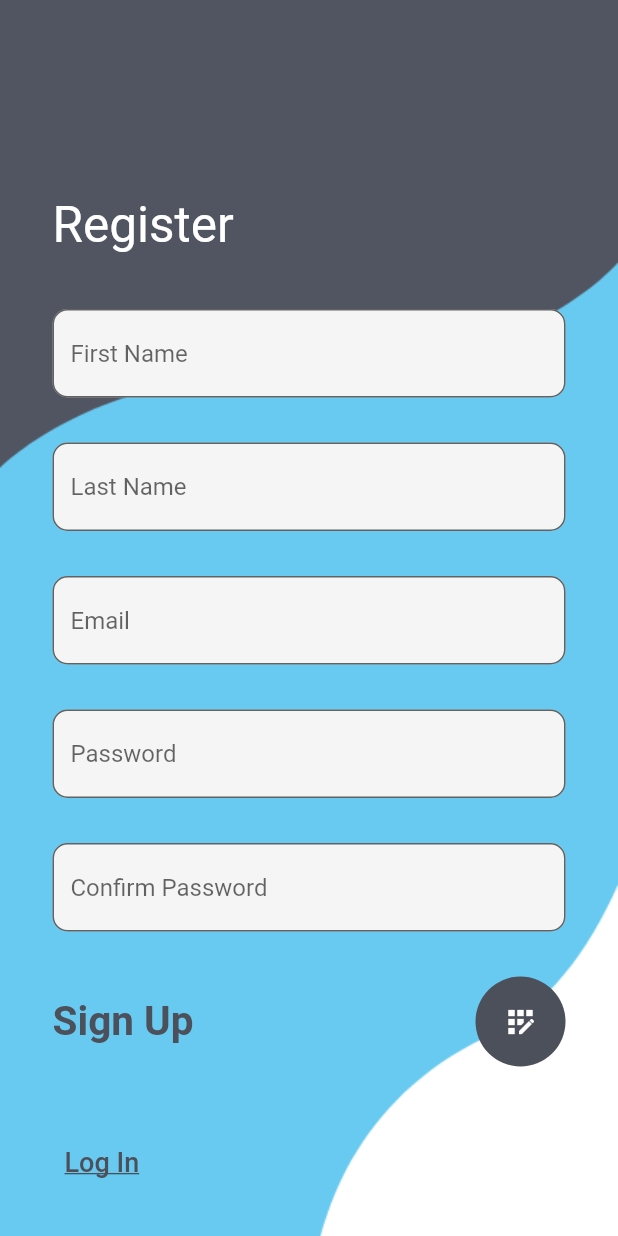
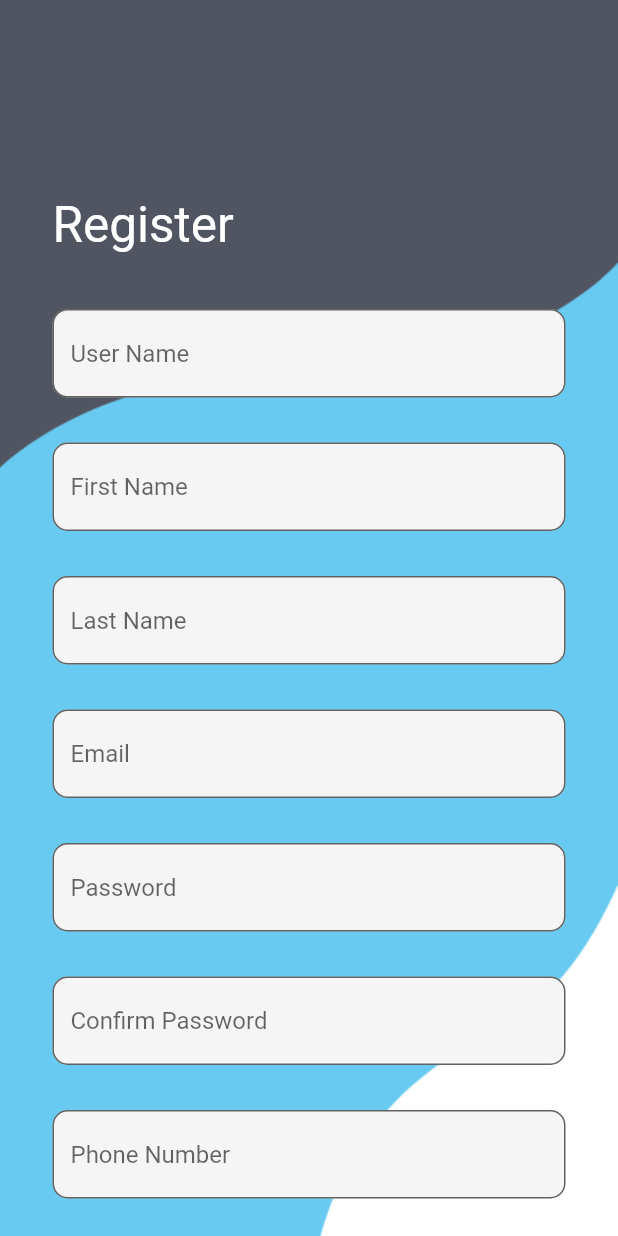
Before and after one commit to Itsmrhashtag/login-flutter, a Flutter app: the screen it shows after launch, after a tap on "Sign Up", on a phone screen of 412 x 824 dp. Run offline on Flutter 3.47's test engine with Material 2 defaults, Android fonts, the phone set to English and light mode, and no system bars; network calls fail.

```diff
--- a/lib/login.dart
+++ b/lib/login.dart
@@ -4,53 +4,81 @@ import 'package:flutter/material.dart';
 import 'package:http/http.dart' as http;
 
 class MyLogin extends StatefulWidget {
-  const MyLogin({super.key});
+  const MyLogin({Key? key});
 
   @override
   State<MyLogin> createState() => _MyLoginState();
 }
 
+class _MyLoginState extends State<MyLogin> {
   TextEditingController emailController = TextEditingController();
-TextEditingController passwordController= TextEditingController();
+  TextEditingController passwordController = TextEditingController();
 
-class _MyLoginState extends State<MyLogin> {
+  Future<void> login() async {
+    try {
+      // Prepare the HTTP request headers, including the Basic Authorization header.
+      var headers = {
+        'Authorization': 'Basic aGFzaHRhZzoxMjM0',
+      };
 
+      // Get the username and password entered by the user.
+      var username = emailController.text;
+      var password = passwordController.text;
 
-  login() async{
+      // Define the URL for the login request and include the username and password.
+      var loginUrl =
+          'http://192.168.1.13:8080/oauth/token?grant_type=password&username=$username&password=$password&scope=read';
 
-    try{
+      // Send the HTTP POST request with the headers.
+      var request = http.Request('POST', Uri.parse(loginUrl));
+      request.headers.addAll(headers);
 
-      // if (response.statusCode == 200) {
-      //
-      // }
-      // else {
-      //   print(response.reasonPhrase);
-      // }
-    }catch(err){
+      // Get the streamed response from the request.
+      http.StreamedResponse response = await request.send();
+
+      // Parse the response content as JSON.
+      var result = jsonDecode(await response.stream.bytesToString());
+
+      // Handle the result here (e.g., authentication success or failure).
+      print(result);
+
+      // If login is successful, navigate to the "home" screen.
+      Navigator.pushReplacementNamed(context, 'home');
+    } catch (err) {
+      // Handle any exceptions that might occur during the request.
       print(err);
     }
   }
+
+
   @override
   Widget build(BuildContext context) {
     return Scaffold(
       body: Container(
         decoration: BoxDecoration(
-          image: DecorationImage(image: AssetImage("assests/login.png"),fit: BoxFit.cover)
+          image: DecorationImage(
+            image: AssetImage("assests/login.png"), // Correct the path to your image.
+            fit: BoxFit.cover,
+          ),
         ),
         child: Scaffold(
           backgroundColor: Colors.transparent,
           body: Stack(
             children: [
               Container(
-                padding: EdgeInsets.only(left: 35,top: 130),
-                child: Text("Welcome\nBack",style: TextStyle(color: Colors.white,fontSize: 33),
+                padding: EdgeInsets.only(left: 35, top: 130),
+                child: Text(
+                  "Welcome\nBack",
+                  style: TextStyle(color: Colors.white, fontSize: 33),
                 ),
               ),
               SingleChildScrollView(
                 child: Container(
-                  padding: EdgeInsets.only(top: MediaQuery.of(context).size.height*0.5,
+                  padding: EdgeInsets.only(
+                    top: MediaQuery.of(context).size.height * 0.5,
                     right: 35,
-                  left: 35),
+                    left: 35,
+                  ),
                   child: Column(
                     children: [
                       TextField(
@@ -60,8 +88,8 @@ class _MyLoginState extends State<MyLogin> {
                           filled: true,
                           hintText: "Email",
                           border: OutlineInputBorder(
-                            borderRadius: BorderRadius.circular(10)
-                          )
+                            borderRadius: BorderRadius.circular(10),
+                          ),
                         ),
                       ),
                       SizedBox(
@@ -75,8 +103,8 @@ class _MyLoginState extends State<MyLogin> {
                           filled: true,
                           hintText: "Password",
                           border: OutlineInputBorder(
-                                borderRadius: BorderRadius.circular(10)
-                            )
+                            borderRadius: BorderRadius.circular(10),
+                          ),
                         ),
                       ),
                       SizedBox(
@@ -90,7 +118,7 @@ class _MyLoginState extends State<MyLogin> {
                             style: TextStyle(
                               color: Color(0xff4c505b),
                               fontSize: 27,
-                              fontWeight: FontWeight.w700
+                              fontWeight: FontWeight.w700,
                             ),
                           ),
                           CircleAvatar(
@@ -98,22 +126,14 @@ class _MyLoginState extends State<MyLogin> {
                             backgroundColor: Color(0xff4c505b),
                             child: IconButton(
                               color: Colors.white,
-                                onPressed: () async{
+                              onPressed: () async {
                                 print("pressed");
-                                  var headers = {
-                                    'Authorization': 'Basic aGFzaHRhZzoxMjM0'
-                                  };
-                                  var request = http.Request('POST', Uri.parse('http://localhost:8080/oauth/token?grant_type=password&username=admin&password=1234&scope=read'));
-
-                                  request.headers.addAll(headers);
-
-                                  http.StreamedResponse response = await request.send();
-                                  var result = jsonDecode(await response.stream.bytesToString());
-                                  print(result);
-                                  // login(emailController.text.toString(),passwordController.text.toString());
-                                }
-                                , icon: Icon(Icons.arrow_forward))
-                          )
+                                // Call the login function to make the HTTP request.
+                                await login();
+                              },
+                              icon: Icon(Icons.arrow_forward),
+                            ),
+                          ),
                         ],
                       ),
                       SizedBox(
@@ -122,30 +142,36 @@ class _MyLoginState extends State<MyLogin> {
                       Row(
                         mainAxisAlignment: MainAxisAlignment.spaceBetween,
                         children: [
-                          TextButton(onPressed: () {
+                          TextButton(
+                            onPressed: () {
                               Navigator.pushNamed(context, "register");
-                          }, child: Text(
+                            },
+                            child: Text(
                               "Sign Up",
                               style: TextStyle(
                                 decoration: TextDecoration.underline,
                                 fontSize: 18,
-                              color: Color(0xff4c505b)
+                                color: Color(0xff4c505b),
                               ),
-                          )),
-                          TextButton(onPressed: () {}, child: Text(
+                            ),
+                          ),
+                          TextButton(
+                            onPressed: () {},
+                            child: Text(
                               "Forgot Password",
                               style: TextStyle(
                                 decoration: TextDecoration.underline,
                                 fontSize: 18,
-                                color: Color(0xff4c505b)
+                                color: Color(0xff4c505b),
                               ),
-                          ))
+                            ),
+                          ),
                         ],
-                      )
+                      ),
                     ],
                   ),
                 ),
-              )
+              ),
             ],
           ),
         ),
--- a/lib/register.dart
+++ b/lib/register.dart
@@ -1,98 +1,202 @@
+import 'dart:convert';
+
 import 'package:flutter/material.dart';
+import 'package:http/http.dart' as http;
 
 class Register extends StatefulWidget {
-  const Register({super.key});
+  const Register({Key? key});
 
   @override
-  State<Register> createState() => _RegisterState();
+  _RegisterState createState() => _RegisterState();
 }
 
 class _RegisterState extends State<Register> {
+  TextEditingController userNameController = TextEditingController();
+  TextEditingController firstNameController = TextEditingController();
+  TextEditingController lastNameController = TextEditingController();
+  TextEditingController emailController = TextEditingController();
+  TextEditingController passwordController = TextEditingController();
+  TextEditingController confirmPasswordController = TextEditingController();
+  TextEditingController phoneController = TextEditingController();
+
+  Future<void> registerUser() async {
+    final url = 'http://192.168.1.13:8080/api/register'; // Replace with your API endpoint
+
+    final response = await http.post(
+      Uri.parse(url),
+      headers: {
+        'Content-Type': 'application/json', // Set the content type to JSON
+      },
+      body: json.encode({
+        'username': userNameController.text, // Use a predefined username
+        'password': passwordController.text,
+        'firstName': firstNameController.text,
+        'lastName': lastNameController.text,
+        'email': emailController.text,
+        'phone': phoneController.text, // Use a predefined phone number
+      }),
+    );
+
+    // Create a function to show an alert dialog
+    void showAlertDialog(String title, String message) {
+      showDialog(
+        context: context,
+        builder: (BuildContext context) {
+          return AlertDialog(
+            title: Text(title),
+            content: Text(message),
+            actions: [
+              TextButton(
+                child: Text("OK"),
+                onPressed: () {
+                  Navigator.of(context).pop(); // Close the dialog
+                },
+              ),
+            ],
+          );
+        },
+      );
+    }
+
+     if (response.statusCode == 200) {
+      // User registration successful, handle the response here
+      showAlertDialog("Success", "User registration successful, Kindly Login");
+    }else if(response.statusCode == 401) {
+      // User registration successful, handle the response here
+      showAlertDialog("Failed", "User already registered");
+    }
+     else {
+      // User registration failed, handle the error here
+      print('Registration failed: ${response.reasonPhrase}');
+      showAlertDialog("Error", "User registration failed");
+    }
+  }
+
   @override
   Widget build(BuildContext context) {
     return Container(
       decoration: BoxDecoration(
-          image: DecorationImage(image: AssetImage("assests/register.png"),fit: BoxFit.cover)
+        image: DecorationImage(
+          image: AssetImage("assests/register.png"), // Correct the path to your image
+          fit: BoxFit.cover,
+        ),
       ),
       child: Scaffold(
         backgroundColor: Colors.transparent,
         body: Stack(
           children: [
             Container(
-              padding: EdgeInsets.only(left: 35,top: 130),
-              child: Text("Register",style: TextStyle(color: Colors.white,fontSize: 33),
+              padding: EdgeInsets.only(left: 35, top: 130),
+              child: Text(
+                "Register",
+                style: TextStyle(color: Colors.white, fontSize: 33),
               ),
             ),
             SingleChildScrollView(
               child: Container(
-                padding: EdgeInsets.only(top: MediaQuery.of(context).size.height*0.25,
+                padding: EdgeInsets.only(
+                  top: MediaQuery.of(context).size.height * 0.25,
                   right: 35,
-                    left: 35),
+                  left: 35,
+                ),
                 child: Column(
                   children: [
-                    // Text("First Name"),
                     TextField(
+                      controller: userNameController,
+                      decoration: InputDecoration(
+                        fillColor: Colors.grey.shade100,
+                        filled: true,
+                        hintText: "User Name",
+                        border: OutlineInputBorder(
+                          borderRadius: BorderRadius.circular(10),
+                        ),
+                      ),
+                    ),
+                    SizedBox(
+                      height: 30,
+                    ),
+
+                    TextField(
+                      controller: firstNameController,
                       decoration: InputDecoration(
                         fillColor: Colors.grey.shade100,
                         filled: true,
                         hintText: "First Name",
                         border: OutlineInputBorder(
-                              borderRadius: BorderRadius.circular(10)
-                          )
+                          borderRadius: BorderRadius.circular(10),
+                        ),
                       ),
                     ),
                     SizedBox(
                       height: 30,
                     ),
                     TextField(
+                      controller: lastNameController,
                       decoration: InputDecoration(
                         fillColor: Colors.grey.shade100,
                         filled: true,
                         hintText: "Last Name",
                         border: OutlineInputBorder(
-                              borderRadius: BorderRadius.circular(10)
-                          )
+                          borderRadius: BorderRadius.circular(10),
+                        ),
                       ),
                     ),
                     SizedBox(
                       height: 30,
                     ),
                     TextField(
+                      controller: emailController,
                       decoration: InputDecoration(
                         fillColor: Colors.grey.shade100,
                         filled: true,
                         hintText: "Email",
                         border: OutlineInputBorder(
-                              borderRadius: BorderRadius.circular(10)
-                          )
+                          borderRadius: BorderRadius.circular(10),
+                        ),
                       ),
                     ),
                     SizedBox(
                       height: 30,
                     ),
                     TextField(
+                      controller: passwordController,
                       obscureText: true,
                       decoration: InputDecoration(
                         fillColor: Colors.grey.shade100,
                         filled: true,
                         hintText: "Password",
                         border: OutlineInputBorder(
-                              borderRadius: BorderRadius.circular(10)
-                          )
+                          borderRadius: BorderRadius.circular(10),
+                        ),
                       ),
                     ),
                     SizedBox(
                       height: 30,
                     ),
                     TextField(
+                      controller: confirmPasswordController,
                       obscureText: true,
                       decoration: InputDecoration(
                         fillColor: Colors.grey.shade100,
                         filled: true,
                         hintText: "Confirm Password",
                         border: OutlineInputBorder(
-                              borderRadius: BorderRadius.circular(10)
-                          )
+                          borderRadius: BorderRadius.circular(10),
+                        ),
+                      ),
+                    ),
+                    SizedBox(
+                      height: 30,
+                    ),
+                    TextField(
+                      controller: phoneController,
+                      decoration: InputDecoration(
+                        fillColor: Colors.grey.shade100,
+                        filled: true,
+                        hintText: "Phone Number",
+                        border: OutlineInputBorder(
+                          borderRadius: BorderRadius.circular(10),
+                        ),
                       ),
                     ),
                     SizedBox(
@@ -106,7 +210,7 @@ class _RegisterState extends State<Register> {
                           style: TextStyle(
                             color: Color(0xff4c505b),
                             fontSize: 27,
-                              fontWeight: FontWeight.w700
+                            fontWeight: FontWeight.w700,
                           ),
                         ),
                         CircleAvatar(
@@ -114,9 +218,12 @@ class _RegisterState extends State<Register> {
                           backgroundColor: Color(0xff4c505b),
                           child: IconButton(
                             color: Colors.white,
-                                onPressed: (){}
-                                , icon: Icon(Icons.app_registration))
-                        )
+                            onPressed: () {
+                              registerUser();
+                            },
+                            icon: Icon(Icons.app_registration),
+                          ),
+                        ),
                       ],
                     ),
                     SizedBox(
@@ -125,30 +232,25 @@ class _RegisterState extends State<Register> {
                     Row(
                       mainAxisAlignment: MainAxisAlignment.spaceBetween,
                       children: [
-                        TextButton(onPressed: () {
+                        TextButton(
+                          onPressed: () {
                             Navigator.pushNamed(context, "login");
-                        }, child: Text(
+                          },
+                          child: Text(
                             "Log In",
                             style: TextStyle(
                               decoration: TextDecoration.underline,
                               fontSize: 18,
-                              color: Color(0xff4c505b)
+                              color: Color(0xff4c505b),
                             ),
-                        )),
-                        // TextButton(onPressed: () {}, child: Text(
-                        //   "Forgot Password",
-                        //   style: TextStyle(
-                        //       decoration: TextDecoration.underline,
-                        //       fontSize: 18,
-                        //       color: Color(0xff4c505b)
-                        //   ),
-                        // ))
+                          ),
+                        ),
                       ],
-                    )
+                    ),
                   ],
                 ),
               ),
-            )
+            ),
           ],
         ),
       ),
```
Lines whose indentation alone changed are shown as unchanged.
